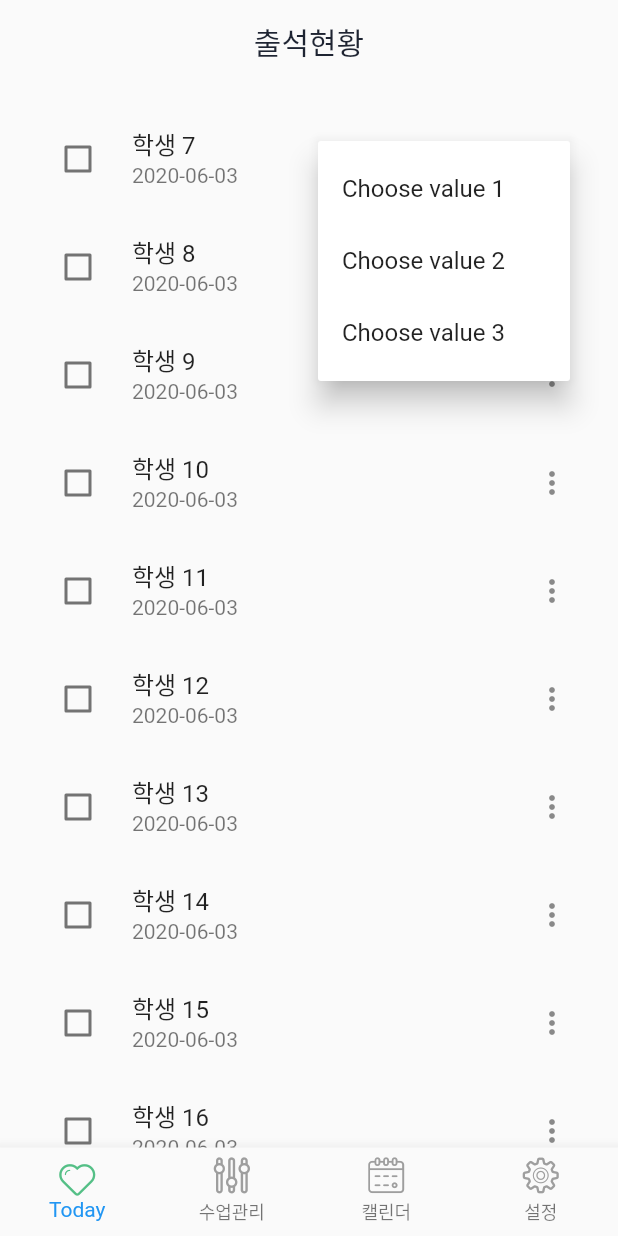
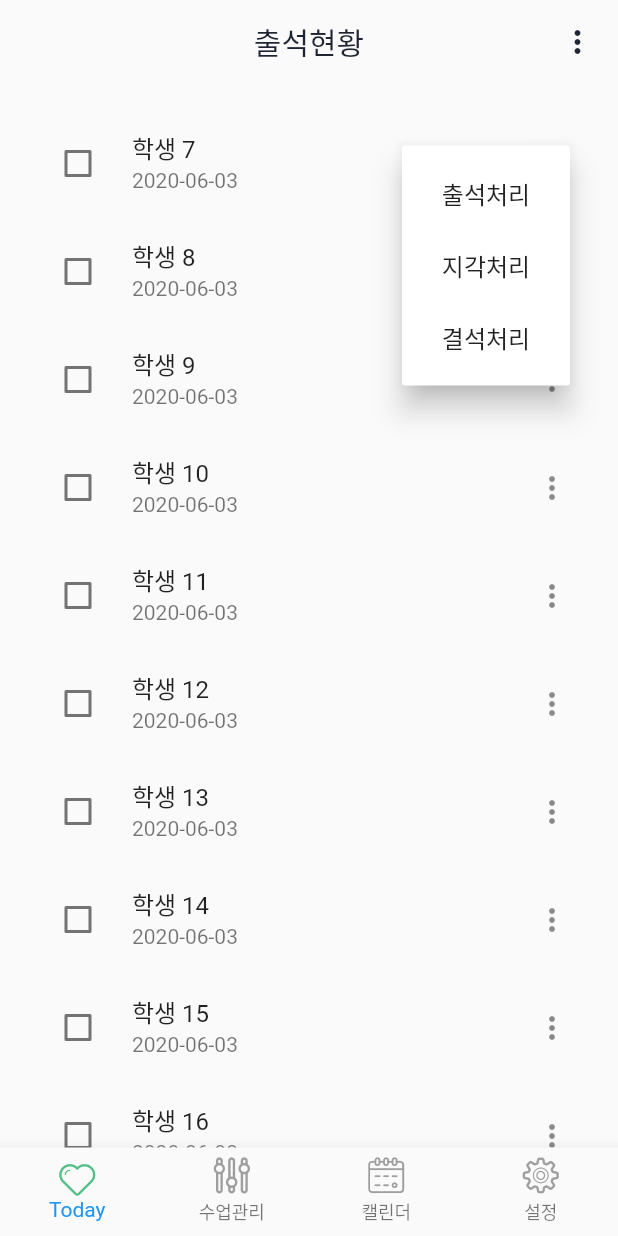
Before and after one commit to zipnyom/semble, a Flutter app: the screen it shows once a user with an empty profile is signed in, scrolled down 576 dp, after a tap on the "more vert" icon, on a phone screen of 412 x 824 dp. Run offline on Flutter 3.47's test engine with Material 2 defaults, Android fonts, the phone set to English and light mode, and no system bars; our stand-ins replace cloud_firestore, firebase_auth, fl_chart, flutter_speed_dial, flutter_svg, shared_preferences and 1 more; missing offline and left inert: flutter_beacon, nfc_in_flutter; accounts and stored records are empty; generated files the repository leaves out were written again.

Commit message:
출석현황 화면 UI 완성

```diff
--- /dev/null
+++ b/lib/data/enums/action_type.dart
@@ -0,0 +1,23 @@
+enum ActionType { attend, tardy, cut, bulkAttend, bulkTardy, bulkCut }
+// attend : 출석함, tardy : 지각, cut : 결석
+
+extension ActionTypeExtention on ActionType {
+  String get name {
+    switch (this) {
+      case ActionType.attend:
+        return '출석처리';
+      case ActionType.tardy:
+        return '지각처리';
+      case ActionType.cut:
+        return '결석처리';
+      case ActionType.bulkAttend:
+        return '일괄 출석처리';
+      case ActionType.bulkTardy:
+        return '일괄 지각처리';
+      case ActionType.bulkCut:
+        return '일괄 결석처리';
+      default:
+        return null;
+    }
+  }
+}
--- a/lib/main.dart
+++ b/lib/main.dart
@@ -1,14 +1,24 @@
 import 'package:flutter/material.dart';
+import 'package:flutter_localizations/flutter_localizations.dart';
 import 'package:intl/date_symbol_data_local.dart';
 import 'package:schuul/screens/welcome/welcome_screen.dart';
 
-void main() => initializeDateFormatting().then((_) => runApp(MyApp()));
+// void main() => initializeDateFormatting().then((_) => runApp(MyApp()));
+void main() =>  runApp(MyApp());
 
 class MyApp extends StatelessWidget {
   @override
   Widget build(BuildContext context) {
     return MaterialApp(
       debugShowCheckedModeBanner: false,
+      localizationsDelegates: [
+        GlobalMaterialLocalizations.delegate,
+        GlobalWidgetsLocalizations.delegate,
+      ],
+      supportedLocales: [
+        const Locale('en', 'US'),
+        const Locale('ko', 'KO'),
+      ],
       home: WelcomeScreen(),
     );
   }
--- a/lib/screens/main/home/att_detail.dart
+++ b/lib/screens/main/home/att_detail.dart
@@ -1,6 +1,8 @@
 import 'package:flutter/material.dart';
+import 'package:intl/intl.dart';
 import 'package:provider/provider.dart';
 import 'package:schuul/constants.dart';
+import 'package:schuul/data/enums/action_type.dart';
 import 'package:schuul/data/enums/attend_type.dart';
 import 'package:schuul/data/page_provider.dart';
 import 'package:schuul/screens/main/home/model/attendance.dart';
@@ -19,7 +21,6 @@ class AttDetailPage extends StatefulWidget {
 
 class _AttDetailPageState extends State<AttDetailPage> {
   List<Attendance> list;
-  var _tapPosition;
   void packSampleAttendance() {
     list = List<Attendance>();
     for (int i = 1; i <= 20; i++) {
@@ -40,33 +41,29 @@ class _AttDetailPageState extends State<AttDetailPage> {
 
   @override
   Widget build(BuildContext context) {
-    DateTime now = DateTime.now();
-    String today = "${now.year}-${now.month}-${now.day}";
-
     return MultiProvider(
         providers: [
           ChangeNotifierProvider<PageProvider>.value(value: PageProvider())
         ],
         child: Scaffold(
-          appBar: customAppBar("출석현황", true),
+          appBar: customAppBar("출석현황", true, [
+            Padding(
+              padding: EdgeInsets.only(right: 15),
+              child: CustomPopupMenuButton(
+                list: [
+                  ActionType.bulkAttend,
+                  ActionType.bulkTardy,
+                  ActionType.bulkCut
+                ],
+              ),
+            )
+          ]),
           body: Padding(
             padding: const EdgeInsets.symmetric(horizontal: 16.0),
             child: SingleChildScrollView(
               child: Column(
                 children: [
-                  Row(
-                      mainAxisAlignment: MainAxisAlignment.spaceAround,
-                      children: [
-                        IconButton(
-                          icon: Icon(Icons.chevron_left),
-                          onPressed: () {},
-                        ),
-                        Text(today),
-                        IconButton(
-                          icon: Icon(Icons.chevron_right),
-                          onPressed: () {},
-                        ),
-                      ]),
+                  ChooseDate(),
                   // CustomChip(),
                   CategoryChips(),
                   SortChips(),
@@ -91,22 +88,11 @@ class _AttDetailPageState extends State<AttDetailPage> {
                               print(list[index].checked);
                             },
                             checkColor: Colors.white,
-                            secondary: PopupMenuButton(
-                              child: Icon(Icons.more_vert),
-                              itemBuilder: (BuildContext context) =>
-                                  <PopupMenuEntry<String>>[
-                                const PopupMenuItem<String>(
-                                  value: 'Value1',
-                                  child: Text('Choose value 1'),
-                                ),
-                                const PopupMenuItem<String>(
-                                  value: 'Value2',
-                                  child: Text('Choose value 2'),
-                                ),
-                                const PopupMenuItem<String>(
-                                  value: 'Value3',
-                                  child: Text('Choose value 3'),
-                                ),
+                            secondary: CustomPopupMenuButton(
+                              list: [
+                                ActionType.attend,
+                                ActionType.tardy,
+                                ActionType.cut
                               ],
                             ));
                       })
@@ -116,36 +102,103 @@ class _AttDetailPageState extends State<AttDetailPage> {
           ),
         ));
   }
+}
 
-  void _storePosition(TapDownDetails details) {
-    print("test");
-    setState(() {
-      _tapPosition = details.globalPosition;
-    });
+class CustomPopupMenuButton extends StatelessWidget {
+  final List<ActionType> list;
+
+  const CustomPopupMenuButton({
+    Key key,
+    this.list,
+  }) : super(key: key);
+
+  @override
+  Widget build(BuildContext context) {
+    return PopupMenuButton(
+        onSelected: (value) {
+          print(value);
+        },
+        child: Icon(Icons.more_vert),
+        itemBuilder: (BuildContext context) =>
+            List<PopupMenuEntry<ActionType>>.generate(
+              list.length,
+              (index) => PopupMenuItem<ActionType>(
+                value: list[index],
+                child: Align(
+                    alignment: Alignment.center, child: Text(list[index].name)),
+              ),
+            ));
   }
+}
 
-  _showPopupMenu() async {
-    final RenderBox overlay = Overlay.of(context).context.findRenderObject();
+class ChooseDate extends StatefulWidget {
+  const ChooseDate({
+    Key key,
+  }) : super(key: key);
 
-    await showMenu(
-      context: context,
-      position: RelativeRect.fromRect(
-          _tapPosition & Size(40, 40), // smaller rect, the touch area
-          Offset.zero & overlay.size // Bigger rect, the entire screen
+  @override
+  _ChooseDateState createState() => _ChooseDateState();
+}
+
+class _ChooseDateState extends State<ChooseDate> {
+  static DateTime curDate = DateTime.now();
+  String curDateString = DateFormat('M월 d일 (E)', "ko_KO").format(curDate);
+
+  @override
+  Widget build(BuildContext context) {
+    double iconSize = 35;
+    return Row(mainAxisAlignment: MainAxisAlignment.spaceAround, children: [
+      IconButton(
+        icon: Icon(Icons.chevron_left),
+        iconSize: iconSize,
+        onPressed: () {
+          setState(() {
+            curDate = curDate.subtract(Duration(days: 1));
+            curDateString = DateFormat('M월 d일 (E)', "ko_KO").format(curDate);
+          });
+        },
+      ),
+      Material(
+        child: InkWell(
+          onTap: () async {
+            DateTime result = await showDatePicker(
+              context: context,
+              locale: const Locale('ko', 'KO'),
+              initialDate: DateTime.now(),
+              firstDate: DateTime(2019),
+              lastDate: DateTime(2024),
+            );
+
+            if (result != null) {
+              print(DateFormat().locale);
+              String strResult =
+                  DateFormat('M월 d일 (E)', "ko_KO").format(result);
+              setState(() {
+                curDate = result;
+                curDateString = strResult;
+              });
+            }
+          },
+          child: Text(
+            curDateString,
+            style: TextStyle(
+                color: Colors.black,
+                fontSize: 22.0,
+                fontWeight: FontWeight.bold),
           ),
-      items: [
-        PopupMenuItem(
-          child: Text("View"),
         ),
-        PopupMenuItem(
-          child: Text("Edit"),
-        ),
-        PopupMenuItem(
-          child: Text("Delete"),
-        ),
-      ],
-      elevation: 8.0,
-    );
+      ),
+      IconButton(
+        icon: Icon(Icons.chevron_right),
+        iconSize: 35,
+        onPressed: () {
+          setState(() {
+            curDate = curDate.add(Duration(days: 1));
+            curDateString = DateFormat('M월 d일 (E)', "ko_KO").format(curDate);
+          });
+        },
+      ),
+    ]);
   }
 }
 
@@ -169,7 +222,7 @@ class SortChips extends StatelessWidget {
               "이름순",
               "시간순",
               "분류순",
-            ]),
+            ], "이름순"),
           ],
         )),
       ],
@@ -195,9 +248,18 @@ class CategoryChips extends StatelessWidget {
               spacing: 5.0,
               runSpacing: 3.0,
               children: <Widget>[
-                FilterChipWidget(chipName: '출석'),
-                FilterChipWidget(chipName: '지각'),
-                FilterChipWidget(chipName: '결석'),
+                FilterChipWidget(
+                  chipName: '출석',
+                  isSelected: true,
+                ),
+                FilterChipWidget(
+                  chipName: '지각',
+                  isSelected: false,
+                ),
+                FilterChipWidget(
+                  chipName: '결석',
+                  isSelected: false,
+                ),
               ],
             ),
           ),
--- a/lib/screens/main/home/home_page.dart
+++ b/lib/screens/main/home/home_page.dart
@@ -53,7 +53,7 @@ class _HomePageState extends State<HomePage> {
     String today = "${now.month}/${now.day}";
 
     return Scaffold(
-      appBar: customAppBar("Today", false),
+      appBar: customAppBar("Today", false, []),
       body: Container(
         width: double.infinity,
         child: Stack(
--- a/lib/screens/main/widgets/choicecip.dart
+++ b/lib/screens/main/widgets/choicecip.dart
@@ -1,15 +1,17 @@
+import 'package:flutter/material.dart';
 
-import 'package:flutter/material.dart';
 class ChoiceChipWidget extends StatefulWidget {
   final List<String> reportList;
-
-  ChoiceChipWidget(this.reportList);
+  final String defaultChoice;
+  ChoiceChipWidget(this.reportList, this.defaultChoice);
 
   @override
   _ChoiceChipWidgetState createState() => new _ChoiceChipWidgetState();
 }
+
 class _ChoiceChipWidgetState extends State<ChoiceChipWidget> {
   String selectedChoice = "";
+
 
   _buildChoiceList() {
     List<Widget> choices = List();
@@ -37,6 +39,14 @@ class _ChoiceChipWidgetState extends State<ChoiceChipWidget> {
     return choices;
   }
 
+
+@override
+  void initState() {
+    if(widget.defaultChoice != null) {
+      selectedChoice = widget.defaultChoice;
+    }
+    super.initState();
+  }
   @override
   Widget build(BuildContext context) {
     return Wrap(
--- a/lib/screens/main/widgets/filterchip.dart
+++ b/lib/screens/main/widgets/filterchip.dart
@@ -2,31 +2,41 @@ import 'package:flutter/material.dart';
 
 class FilterChipWidget extends StatefulWidget {
   final String chipName;
+  final bool isSelected;
 
-  FilterChipWidget({Key key, this.chipName}) : super(key: key);
+  FilterChipWidget({Key key, this.chipName, this.isSelected}) : super(key: key);
 
   @override
   _FilterChipWidgetState createState() => _FilterChipWidgetState();
 }
 
 class _FilterChipWidgetState extends State<FilterChipWidget> {
-  var _isSelected = false;
+  var _isSelected;
+  @override
+  void initState() {
+    _isSelected = widget.isSelected;
+    super.initState();
+  }
 
   @override
   Widget build(BuildContext context) {
     return FilterChip(
       label: Text(widget.chipName),
-      labelStyle: TextStyle(color: Color(0xff6200ee),fontSize: 16.0,fontWeight: FontWeight.bold),
+      labelStyle: TextStyle(
+          color: Color(0xff6200ee),
+          fontSize: 16.0,
+          fontWeight: FontWeight.bold),
       selected: _isSelected,
-      shape:RoundedRectangleBorder(
-        borderRadius: BorderRadius.circular(
-            30.0),),
+      shape: RoundedRectangleBorder(
+        borderRadius: BorderRadius.circular(30.0),
+      ),
       backgroundColor: Color(0xffededed),
       onSelected: (isSelected) {
         setState(() {
           _isSelected = isSelected;
         });
       },
-      selectedColor: Color(0xffeadffd),);
+      selectedColor: Color(0xffeadffd),
+    );
   }
 }
--- a/lib/widgets/widget.dart
+++ b/lib/widgets/widget.dart
@@ -4,7 +4,7 @@ import 'package:flutter_svg/flutter_svg.dart';
 import 'package:schuul/constants.dart';
 import 'package:schuul/screens/welcome/welcome_screen.dart';
 
-Widget customAppBar(String title, bool centerTitle) {
+Widget customAppBar(String title, bool centerTitle, List<Widget> actions) {
   return AppBar(
       title: Text(
         title,
@@ -17,7 +17,7 @@ Widget customAppBar(String title, bool centerTitle) {
       brightness: Brightness.light,
       backgroundColor: Colors.transparent,
       elevation: 0.0,
-      actions: <Widget>[]);
+      actions: actions);
 }
 
 Widget appBarMain(
--- a/pubspec.yaml
+++ b/pubspec.yaml
@@ -23,8 +23,8 @@ environment:
 dependencies:
   flutter:
     sdk: flutter
-
-
+  flutter_localizations:
+    sdk: flutter
   # The following adds the Cupertino Icons font to your application.
   # Use with the CupertinoIcons class for iOS style icons.
   cupertino_icons: ^0.1.3
```
Also changed, not shown: pubspec.lock.
